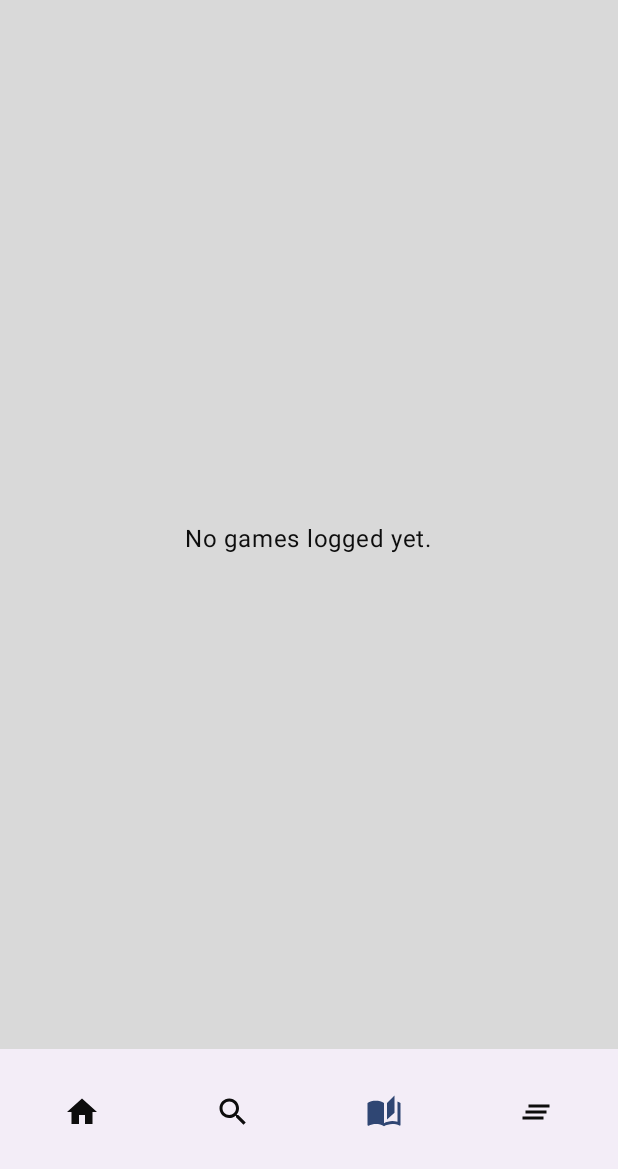
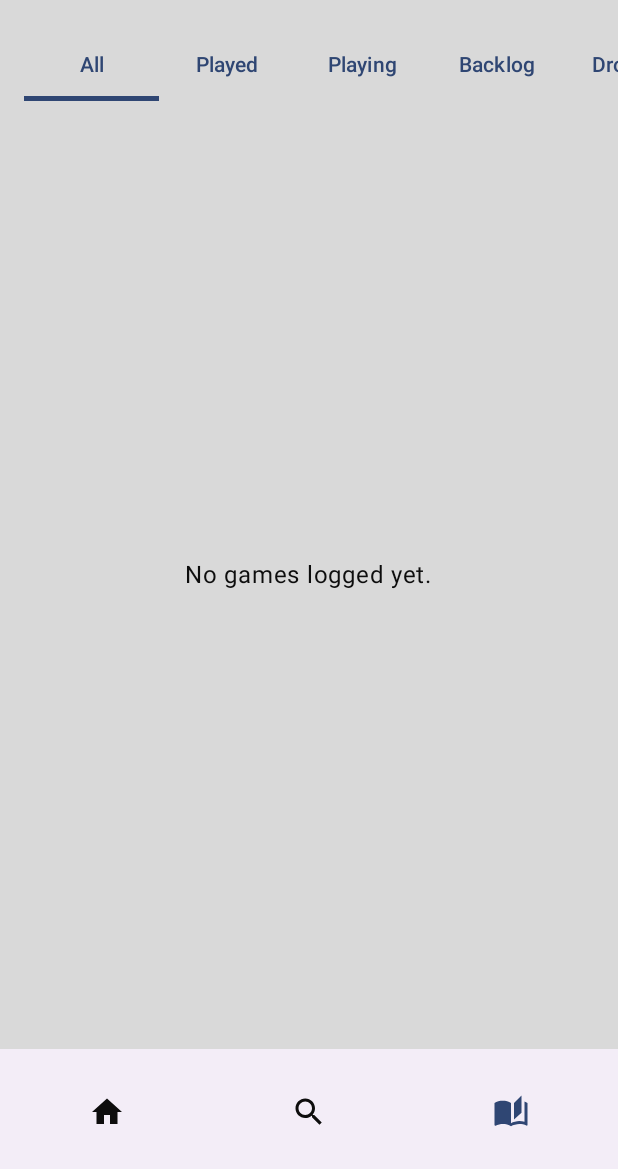
Before and after one commit to LeonStansfield/GameLogger, an Android app built with Jetpack Compose: the DiaryScreen screen opened through its navigation route, on a phone screen of 412 x 824 dp, the part 67-1236 px from its top. Run offline under Robolectric (Android 15) with nearby library versions, the phone set to English and light mode, and no system bars; our stand-ins replace Room's generated code; pictures from the network do not load; Roboto replaces fonts that are not available here.

Commit message:
Updated diary screen functionality to have filters for backlog, played, playing etc.

```diff
--- a/app/src/main/java/com/example/gamelogger/MainActivity.kt
+++ b/app/src/main/java/com/example/gamelogger/MainActivity.kt
@@ -194,28 +194,6 @@ fun AppBottomBar(navController: NavHostController) {
                 }
             )
         }
-        // Backlog
-        IconButton(
-            onClick = {
-                navController.navigate(AppDestinations.BACKLOG) {
-                    popUpTo(navController.graph.findStartDestination().id) {
-                        saveState = true
-                    }
-                    launchSingleTop = true
-                    restoreState = true
-                }
-            },
-            modifier = Modifier.weight(1f)
-        ) {
-            Icon(
-                imageVector = Icons.Default.ClearAll,
-                contentDescription = "Backlog",
-                tint = if (currentDestination?.hierarchy?.any { it.route == AppDestinations.BACKLOG } == true) {
-                    MaterialTheme.colorScheme.primary
-                } else {
-                    MaterialTheme.colorScheme.onSurface
-                }
-            )
-        }
+
     }
 }
--- a/app/src/main/java/com/example/gamelogger/ui/features/backlog/BacklogScreen.kt
+++ /dev/null
@@ -1,12 +0,0 @@
-package com.example.gamelogger.ui.features.backlog
-import androidx.compose.material3.Text
-import androidx.compose.runtime.Composable
-import androidx.lifecycle.viewmodel.compose.viewModel
-import com.example.gamelogger.ui.features.search.SearchViewModel
-
-@Composable
-fun BacklogScreen() {
-    val viewModel: SearchViewModel = viewModel()
-
-    Text("BacklogScreen")
-}
--- a/app/src/main/java/com/example/gamelogger/ui/features/diary/DiaryScreen.kt
+++ b/app/src/main/java/com/example/gamelogger/ui/features/diary/DiaryScreen.kt
@@ -20,6 +20,11 @@ import androidx.compose.ui.unit.dp
 import androidx.compose.ui.window.Dialog
 import androidx.lifecycle.viewmodel.compose.viewModel
 import coil.compose.AsyncImage
+import androidx.compose.material3.ScrollableTabRow
+import androidx.compose.material3.Tab
+import androidx.compose.material3.TabRowDefaults
+import androidx.compose.material3.TabRowDefaults.tabIndicatorOffset
+import com.example.gamelogger.data.db.GameStatus
 import com.example.gamelogger.data.db.GameLog
 import com.example.gamelogger.data.db.GameLoggerDatabase
 import com.example.gamelogger.util.formatRelativeTime
@@ -35,12 +40,57 @@ fun DiaryScreen(
         )
     )
     val gameLogs by viewModel.gameLogs.collectAsState()
+    val currentFilter by viewModel.filter.collectAsState()
     var selectedLog by remember { mutableStateOf<GameLog?>(null) }
     var showDeleteConfirm by remember { mutableStateOf(false) }
 
+    Column(modifier = Modifier.fillMaxSize()) {
+        // Filter Chips
+        ScrollableTabRow(
+            selectedTabIndex = if (currentFilter == null) 0 else GameStatus.values().indexOf(currentFilter) + 1,
+            edgePadding = 16.dp,
+            containerColor = MaterialTheme.colorScheme.surface,
+            contentColor = MaterialTheme.colorScheme.primary,
+            indicator = { tabPositions ->
+                // Custom indicator or default
+                TabRowDefaults.Indicator(
+                    Modifier.tabIndicatorOffset(tabPositions[if (currentFilter == null) 0 else GameStatus.values().indexOf(currentFilter) + 1])
+                )
+            },
+            divider = {}
+        ) {
+            // "All" Tab
+            Tab(
+                selected = currentFilter == null,
+                onClick = { viewModel.setFilter(null) },
+                text = { Text("All") }
+            )
+
+            // Status Tabs
+            GameStatus.values().forEach { status ->
+                Tab(
+                    selected = currentFilter == status,
+                    onClick = { viewModel.setFilter(status) },
+                    text = {
+                         val label = when(status) {
+                             GameStatus.PLAYED -> "Played"
+                             GameStatus.PLAYING -> "Playing"
+                             GameStatus.BACKLOGGED -> "Backlog"
+                             GameStatus.DROPPED -> "Dropped"
+                             GameStatus.ON_HOLD -> "On Hold"
+                         }
+                         Text(label)
+                    }
+                )
+            }
+        }
+
         if (gameLogs.isEmpty()) {
             Box(modifier = Modifier.fillMaxSize(), contentAlignment = Alignment.Center) {
-            Text("No games logged yet.", style = MaterialTheme.typography.bodyLarge)
+                Text(
+                    text = if (currentFilter == null) "No games logged yet." else "No games in this category.",
+                    style = MaterialTheme.typography.bodyLarge
+                )
             }
         } else {
             LazyColumn(
@@ -54,6 +104,7 @@ fun DiaryScreen(
                         onItemClick = { selectedLog = log },
                         onPosterClick = { onPosterClick(log.gameId) }
                     )
+                }
             }
         }
     }
--- a/app/src/main/java/com/example/gamelogger/ui/features/diary/DiaryViewModel.kt
+++ b/app/src/main/java/com/example/gamelogger/ui/features/diary/DiaryViewModel.kt
@@ -5,8 +5,12 @@ import androidx.lifecycle.ViewModelProvider
 import androidx.lifecycle.viewModelScope
 import com.example.gamelogger.data.db.GameLog
 import com.example.gamelogger.data.db.GameLogDao
+import com.example.gamelogger.data.db.GameStatus
+import kotlinx.coroutines.flow.MutableStateFlow
 import kotlinx.coroutines.flow.SharingStarted
 import kotlinx.coroutines.flow.StateFlow
+import kotlinx.coroutines.flow.asStateFlow
+import kotlinx.coroutines.flow.combine
 import kotlinx.coroutines.flow.stateIn
 import kotlinx.coroutines.launch
 
@@ -14,8 +18,22 @@ class DiaryViewModel(
     private val gameLogDao: GameLogDao
 ) : ViewModel() {
 
+    private val _filter = MutableStateFlow<GameStatus?>(null)
+    val filter: StateFlow<GameStatus?> = _filter.asStateFlow()
+
     val gameLogs: StateFlow<List<GameLog>> = gameLogDao.getAllGameLogs()
+        .combine(_filter) { logs, currentFilter ->
+            if (currentFilter == null) {
+                logs
+            } else {
+                logs.filter { it.status == currentFilter }
+            }
+        }
         .stateIn(viewModelScope, SharingStarted.WhileSubscribed(5000), emptyList())
+
+    fun setFilter(status: GameStatus?) {
+        _filter.value = status
+    }
 
     fun deleteGameLog(gameLog: GameLog) {
         viewModelScope.launch {
--- a/app/src/main/java/com/example/gamelogger/ui/navigation/AppNavigation.kt
+++ b/app/src/main/java/com/example/gamelogger/ui/navigation/AppNavigation.kt
@@ -7,7 +7,7 @@ import androidx.navigation.NavType
 import androidx.navigation.compose.NavHost
 import androidx.navigation.compose.composable
 import androidx.navigation.navArgument
-import com.example.gamelogger.ui.features.backlog.BacklogScreen
+
 import com.example.gamelogger.ui.features.diary.DiaryScreen
 import com.example.gamelogger.ui.features.discover.DiscoverScreen
 import com.example.gamelogger.ui.features.search.SearchScreen
@@ -22,7 +22,7 @@ object AppDestinations {
     const val DISCOVER = "discover"
     const val SEARCH = "search"
     const val DIARY = "diary"
-    const val BACKLOG = "backlog"
+
 
     const val GAME_DETAILS = "gameDetails"
     const val GAME_ID_ARG = "gameID"
@@ -61,9 +61,7 @@ fun AppNavHost(
                 }
             )
         }
-        composable(AppDestinations.BACKLOG) {
-            BacklogScreen()
-        }
+
         composable(AppDestinations.SETTINGS) {
             SettingsScreen(
                 viewModel = settingsViewModel,
```
Lines whose indentation alone changed are shown as unchanged.
